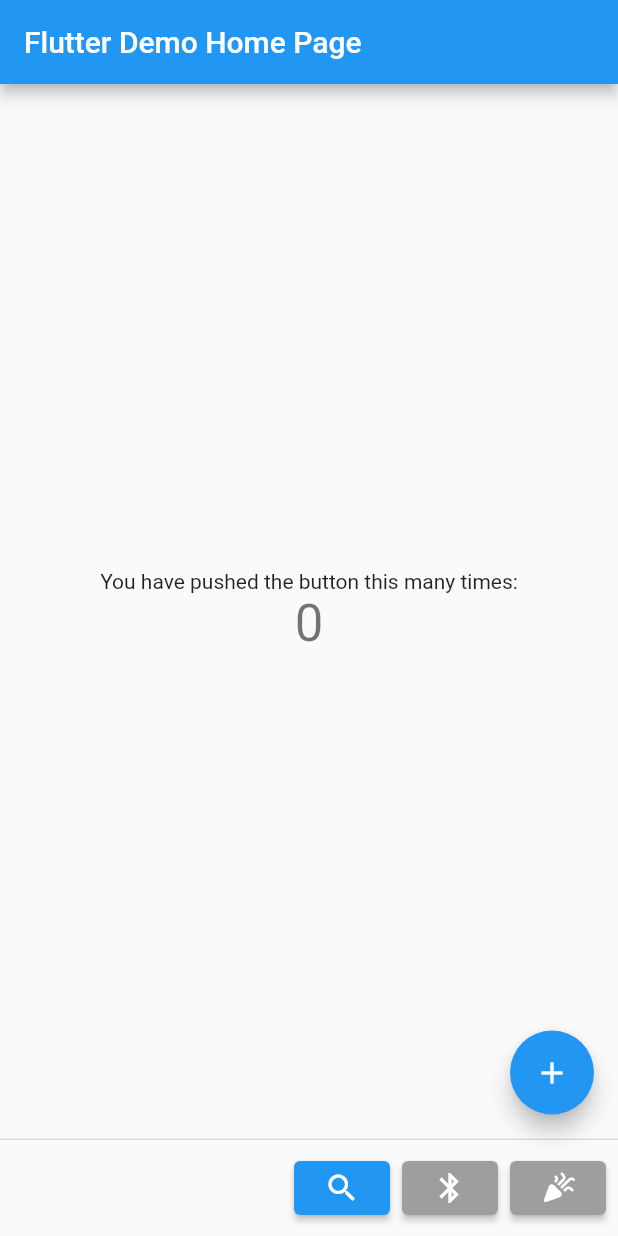
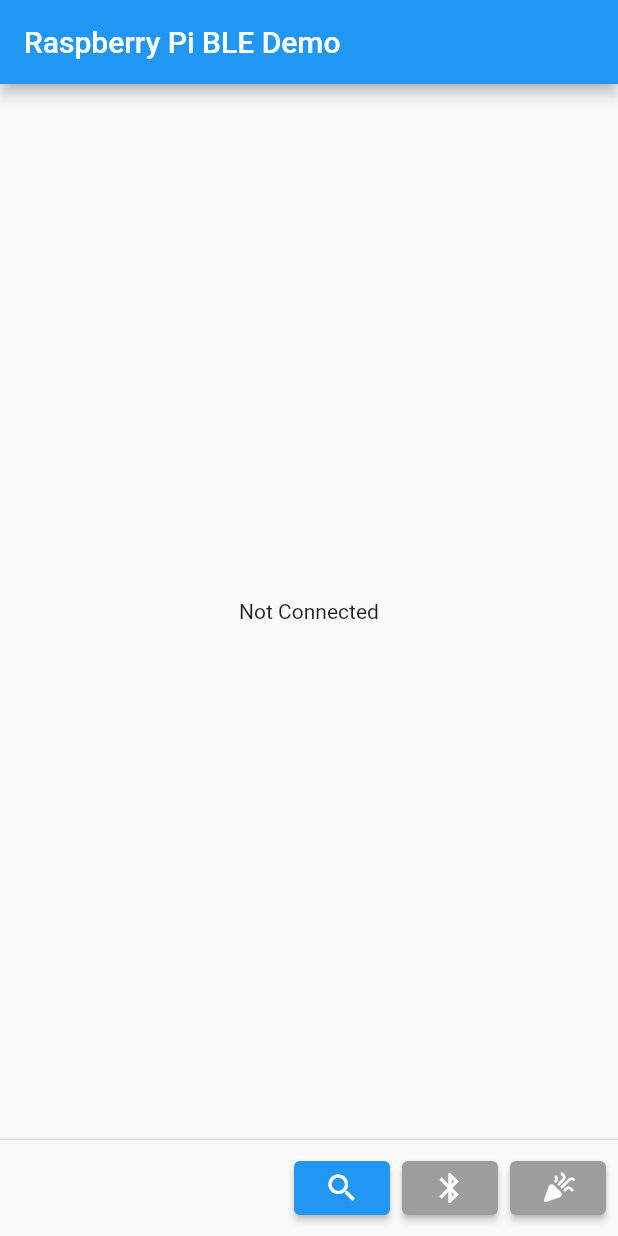
Before and after one commit to gmmyung/mr6_app, a Flutter app: the screen it shows after launch, on a phone screen of 412 x 824 dp. Run offline on Flutter 3.47's test engine with Material 2 defaults, Android fonts, the phone set to English and light mode, and no system bars; missing offline and left inert: flutter_reactive_ble, location_permissions.

Commit message:
Text edit

```diff
--- a/lib/main.dart
+++ b/lib/main.dart
@@ -29,7 +29,7 @@
         // is not restarted.
         primarySwatch: Colors.blue,
       ),
-      home: MyHomePage(title: 'Flutter Demo Home Page'),
+      home: MyHomePage(title: 'Raspberry Pi BLE Demo'),
     );
   }
 }
@@ -57,6 +57,7 @@
   bool _foundDeviceWaitingToConnect = false;
   bool _scanStarted = false;
   bool _connected = false;
+  String _serviceRead = '';
   late DiscoveredDevice _ubiqueDevice;
   final flutterReactiveBle = FlutterReactiveBle();
   late StreamSubscription<DiscoveredDevice> _scanStream;
@@ -98,12 +99,12 @@
     // We're done scanning, we can cancel it
     _scanStream.cancel();
     // Let's listen to our connection so we can make updates on a state change
-    Stream<ConnectionStateUpdate> _currentConnectionStream = flutterReactiveBle
+    Stream<ConnectionStateUpdate> currentConnectionStream = flutterReactiveBle
         .connectToAdvertisingDevice(
             id: _ubiqueDevice.id,
             prescanDuration: const Duration(seconds: 1),
             withServices: [serviceUuid, characteristicUuid]);
-    _currentConnectionStream.listen((event) {
+    currentConnectionStream.listen((event) {
       switch (event.connectionState) {
         // We're connected and good to go!
         case DeviceConnectionState.connected:
@@ -112,6 +113,14 @@
                 serviceId: serviceUuid,
                 characteristicId: characteristicUuid,
                 deviceId: event.deviceId);
+            flutterReactiveBle
+                .subscribeToCharacteristic(_rxCharacteristic)
+                .listen((data) {
+              print(String.fromCharCodes(data));
+              setState(() {
+                _serviceRead = String.fromCharCodes(data);
+              });
+            }, onError: (err) {});
             setState(() {
               _foundDeviceWaitingToConnect = false;
               _connected = true;
@@ -181,7 +190,7 @@
                 style: ElevatedButton.styleFrom(
                     primary: Colors.grey, onPrimary: Colors.white),
                 onPressed: () {},
-                child: const Icon(Icons.celebration_rounded))
+                child: const Icon(Icons.celebration_rounded)),
       ],
       appBar: AppBar(
         // Here we take the value from the MyHomePage object that was created by
@@ -208,21 +217,10 @@
           // horizontal).
           mainAxisAlignment: MainAxisAlignment.center,
           children: <Widget>[
-            const Text(
-              'You have pushed the button this many times:',
-            ),
-            Text(
-              '$_counter',
-              style: Theme.of(context).textTheme.headline4,
-            ),
+            _connected ? Text(_serviceRead) : const Text('Not Connected'),
           ],
         ),
       ),
-      floatingActionButton: FloatingActionButton(
-        onPressed: _incrementCounter,
-        tooltip: 'Increment',
-        child: const Icon(Icons.add),
-      ), // This trailing comma makes auto-formatting nicer for build methods.
     );
   }
 }
```
